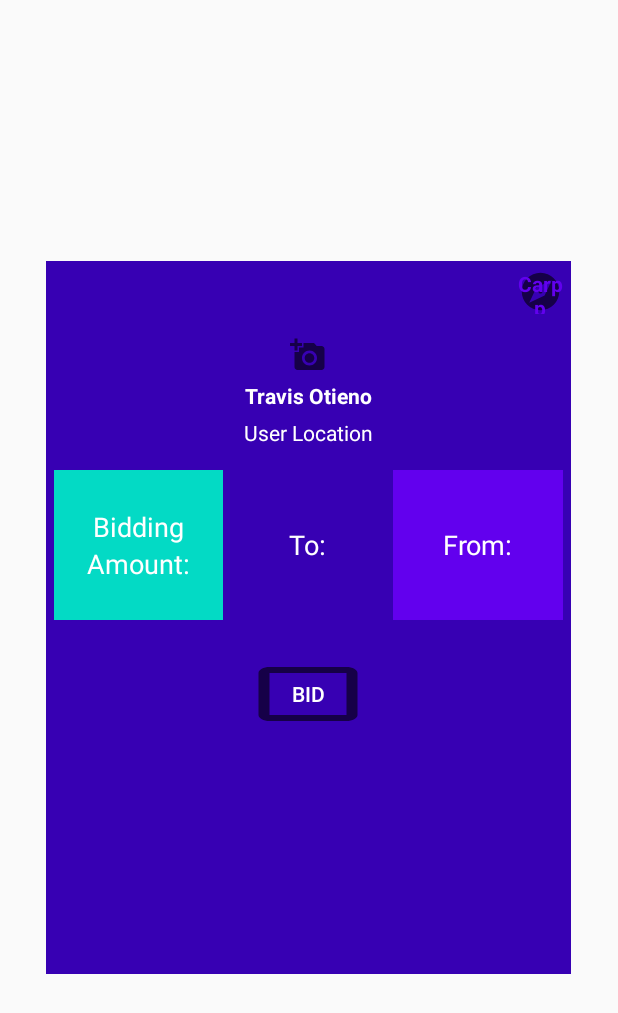
After one commit to GloriaMuthumbi/CarppApp, an Android app: the layout custompop.xml on its own in the app's theme, with its tools: preview values and no code run, on a phone screen of 412 x 824 dp. The commit adds this screen. Shown: the top 1013 px of the screen. Run offline under Robolectric (Android 15) with nearby library versions, the phone set to English and light mode, and no system bars.

Commit message:
This is the bidding pop up.

```diff
--- /dev/null
+++ b/app/src/main/res/drawable/ic_add_a_photo.xml
@@ -0,0 +1,10 @@
+<vector xmlns:android="http://schemas.android.com/apk/res/android"
+    android:width="24dp"
+    android:height="24dp"
+    android:viewportWidth="24"
+    android:viewportHeight="24"
+    android:tint="?attr/colorControlNormal">
+  <path
+      android:fillColor="@android:color/white"
+      android:pathData="M3,4V1h2v3h3v2H5v3H3V6H0V4H3zM6,10V7h3V4h7l1.83,2H21c1.1,0 2,0.9 2,2v12c0,1.1 -0.9,2 -2,2H5c-1.1,0 -2,-0.9 -2,-2V10H6zM13,19c2.76,0 5,-2.24 5,-5s-2.24,-5 -5,-5s-5,2.24 -5,5S10.24,19 13,19zM9.8,14c0,1.77 1.43,3.2 3.2,3.2s3.2,-1.43 3.2,-3.2s-1.43,-3.2 -3.2,-3.2S9.8,12.23 9.8,14z"/>
+</vector>
--- /dev/null
+++ b/app/src/main/res/drawable/ic_baseline_account_circle.xml
@@ -0,0 +1,10 @@
+<vector xmlns:android="http://schemas.android.com/apk/res/android"
+    android:width="24dp"
+    android:height="24dp"
+    android:viewportWidth="24"
+    android:viewportHeight="24"
+    android:tint="?attr/colorControlNormal">
+  <path
+      android:fillColor="@android:color/white"
+      android:pathData="M12,2C6.48,2 2,6.48 2,12s4.48,10 10,10 10,-4.48 10,-10S17.52,2 12,2zM12,5c1.66,0 3,1.34 3,3s-1.34,3 -3,3 -3,-1.34 -3,-3 1.34,-3 3,-3zM12,19.2c-2.5,0 -4.71,-1.28 -6,-3.22 0.03,-1.99 4,-3.08 6,-3.08 1.99,0 5.97,1.09 6,3.08 -1.29,1.94 -3.5,3.22 -6,3.22z"/>
+</vector>
--- /dev/null
+++ b/app/src/main/res/drawable/ic_button.xml
@@ -0,0 +1,10 @@
+<vector xmlns:android="http://schemas.android.com/apk/res/android"
+    android:width="24dp"
+    android:height="24dp"
+    android:viewportWidth="24"
+    android:viewportHeight="24"
+    android:tint="?attr/colorControlNormal">
+  <path
+      android:fillColor="@android:color/white"
+      android:pathData="M19,5v14H5V5h14m0,-2H5c-1.1,0 -2,0.9 -2,2v14c0,1.1 0.9,2 2,2h14c1.1,0 2,-0.9 2,-2V5c0,-1.1 -0.9,-2 -2,-2z"/>
+</vector>
--- /dev/null
+++ b/app/src/main/res/drawable/ic_explore.xml
@@ -0,0 +1,10 @@
+<vector xmlns:android="http://schemas.android.com/apk/res/android"
+    android:width="24dp"
+    android:height="24dp"
+    android:viewportWidth="24"
+    android:viewportHeight="24"
+    android:tint="?attr/colorControlNormal">
+  <path
+      android:fillColor="@android:color/white"
+      android:pathData="M12,10.9c-0.61,0 -1.1,0.49 -1.1,1.1s0.49,1.1 1.1,1.1c0.61,0 1.1,-0.49 1.1,-1.1s-0.49,-1.1 -1.1,-1.1zM12,2C6.48,2 2,6.48 2,12s4.48,10 10,10 10,-4.48 10,-10S17.52,2 12,2zM14.19,14.19L6,18l3.81,-8.19L18,6l-3.81,8.19z"/>
+</vector>
--- /dev/null
+++ b/app/src/main/res/layout/bid.xml
@@ -0,0 +1,18 @@
+<?xml version="1.0" encoding="utf-8"?>
+<LinearLayout xmlns:android="http://schemas.android.com/apk/res/android" xmlns:app="http://schemas.android.com/apk/res-auto" xmlns:tools="http://schemas.android.com/tools"
+    android:layout_width="match_parent"
+    android:layout_height="match_parent"
+    android:background="@color/white"
+    android:orientation="vertical"
+    android:gravity="center">
+
+    <Button
+        android:onClick="Show Bid"
+        android:textColor="@color/colorPrimary"
+        android:background="@drawable/ic_button"
+        android:text="@string/show_pop_up_bid"
+        android:layout_width="wrap_content"
+        android:layout_height="wrap_content"
+        tools:ignore="OnClick" />
+
+</LinearLayout>
--- /dev/null
+++ b/app/src/main/res/layout/custompop.xml
@@ -0,0 +1,123 @@
+<?xml version="1.0" encoding="utf-8"?>
+
+<?xml version="1.0" encoding="utf-8"?>
+<LinearLayout xmlns:android="http://schemas.android.com/apk/res/android"
+    android:orientation="vertical"
+    android:layout_width="350dp"
+    android:layout_height="475dp"
+    android:background="@color/colorPrimaryDark"
+    android:padding="5dp"
+    android:layout_gravity="center">
+    <TextView
+        android:id="@+id/txtclose"
+        android:layout_width="30dp"
+        android:layout_height="30dp"
+        android:textColor="@color/colorPrimary"
+        android:text="@string/carpp"
+        android:textStyle="bold"
+        android:layout_gravity="end"
+        android:gravity="center"
+        android:background="@drawable/ic_explore"/>
+
+    <LinearLayout
+        android:layout_width="match_parent"
+        android:layout_height="wrap_content"
+        android:orientation="vertical">
+
+        <ImageView
+            android:layout_width="wrap_content"
+            android:layout_height="wrap_content"
+            android:layout_gravity="center"
+            android:layout_marginTop="15dp"
+            android:src="@drawable/ic_add_a_photo"
+            android:contentDescription="@string/uploads_the_image_of_the_user_logged_in" />
+
+        <TextView
+            android:layout_width="wrap_content"
+            android:layout_height="wrap_content"
+            android:layout_gravity="center_horizontal"
+            android:layout_marginTop="5dp"
+            android:text="@string/travis_otieno"
+            android:textColor="@color/white"
+            android:textStyle="bold" />
+
+        <TextView
+            android:layout_width="wrap_content"
+            android:layout_height="wrap_content"
+            android:layout_gravity="center_horizontal"
+            android:layout_marginTop="5dp"
+            android:text="@string/user_location"
+            android:textColor="@color/white" />
+    </LinearLayout>
+
+    <LinearLayout
+        android:layout_marginTop="15dp"
+        android:orientation="horizontal"
+        android:layout_width="match_parent"
+        android:layout_height="wrap_content"
+        android:baselineAligned="false">
+        <LinearLayout
+            android:background="@color/colorAccent"
+            android:gravity="center"
+            android:orientation="vertical"
+            android:layout_weight="1"
+            android:layout_width="0dp"
+            android:layout_height="100dp">
+
+            <TextView
+                android:layout_width="wrap_content"
+                android:layout_height="wrap_content"
+                android:text="@string/bidding"
+                android:textSize="18sp"
+                android:textColor="@color/white"/>
+            <TextView
+                android:layout_width="wrap_content"
+                android:layout_height="wrap_content"
+                android:text="@string/amount"
+                android:textSize="18sp"
+                android:textColor="@color/white"/>
+        </LinearLayout>
+        <LinearLayout
+            android:background="@color/colorPrimaryDark"
+            android:gravity="center"
+            android:orientation="vertical"
+            android:layout_weight="1"
+            android:layout_width="0dp"
+            android:layout_height="100dp">
+
+
+            <TextView
+                android:layout_width="wrap_content"
+                android:layout_height="wrap_content"
+                android:text="@string/to"
+                android:textSize="18sp"
+                android:textColor="@color/white"/>
+        </LinearLayout>
+        <LinearLayout
+            android:background="@color/colorPrimary"
+            android:gravity="center"
+            android:orientation="vertical"
+            android:layout_weight="1"
+            android:layout_width="0dp"
+            android:layout_height="100dp">
+
+            <TextView
+                android:layout_width="wrap_content"
+                android:layout_height="wrap_content"
+                android:text="@string/from"
+                android:textSize="18sp"
+                android:textColor="@color/white"/>
+            </LinearLayout>
+    </LinearLayout>
+
+    <Button
+        android:id="@+id/btnfollow"
+        android:layout_width="wrap_content"
+        android:layout_height="wrap_content"
+        android:text="@string/bid"
+        android:layout_marginTop="25dp"
+        android:layout_gravity="center_horizontal"
+        android:background="@drawable/ic_button"
+        android:textColor="@color/white"/>
+
+</LinearLayout>
--- a/app/src/main/res/values/colors.xml
+++ b/app/src/main/res/values/colors.xml
@@ -3,4 +3,5 @@
     <color name="colorPrimary">#6200EE</color>
     <color name="colorPrimaryDark">#3700B3</color>
     <color name="colorAccent">#03DAC5</color>
+    <color name="white">#ffffff</color>
 </resources>
--- a/app/src/main/res/values/strings.xml
+++ b/app/src/main/res/values/strings.xml
@@ -1,3 +1,14 @@
 <resources>
     <string name="app_name">CarppApp</string>
+    <string name="carpp">Carpp</string>
+    <string name="travis_otieno">Travis Otieno</string>
+    <string name="user_location">User Location</string>
+    <string name="followers">Followers</string>
+    <string name="bidding">Bidding</string>
+    <string name="amount">Amount:</string>
+    <string name="from">From:</string>
+    <string name="to">To:</string>
+    <string name="bid">Bid</string>
+    <string name="uploads_the_image_of_the_user_logged_in">Uploads the image of the user logged in.</string>
+    <string name="show_pop_up_bid">Show Pop up Bid</string>
 </resources>
--- a/build.gradle
+++ b/build.gradle
@@ -8,7 +8,7 @@ buildscript {
 
     }
     dependencies {
-        classpath 'com.android.tools.build:gradle:3.6.3'
+        classpath 'com.android.tools.build:gradle:4.0.1'
 
 
         // NOTE: Do not place your application dependencies here; they belong
```
Also changed, not shown: gradle/wrapper/gradle-wrapper.properties.
